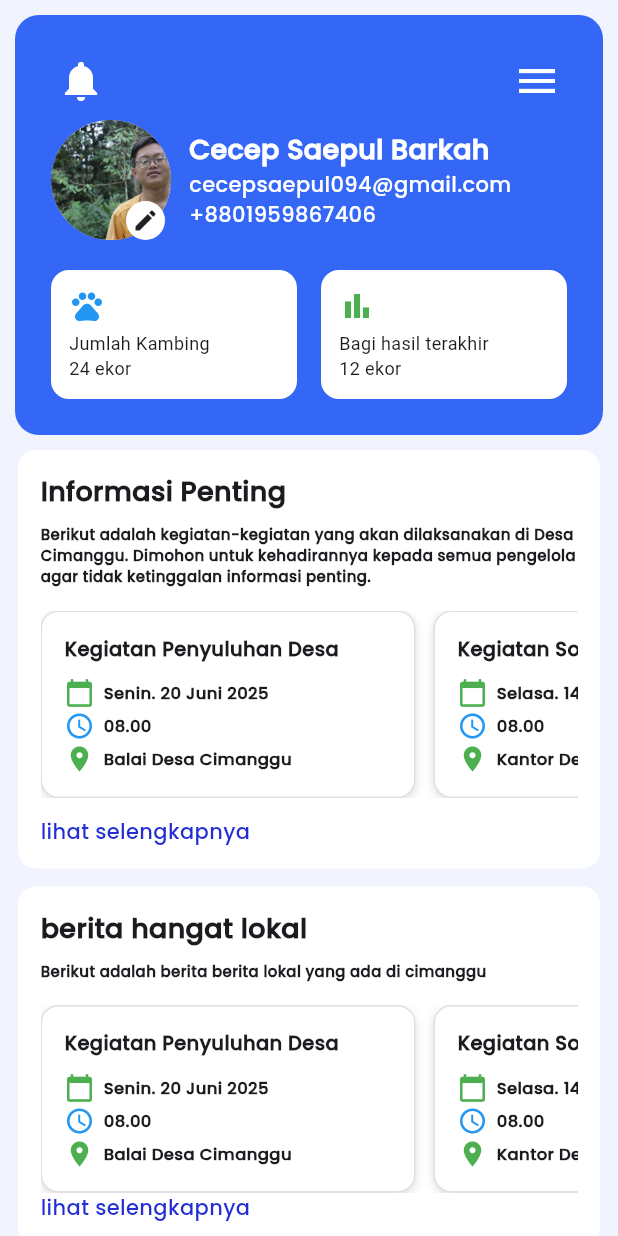
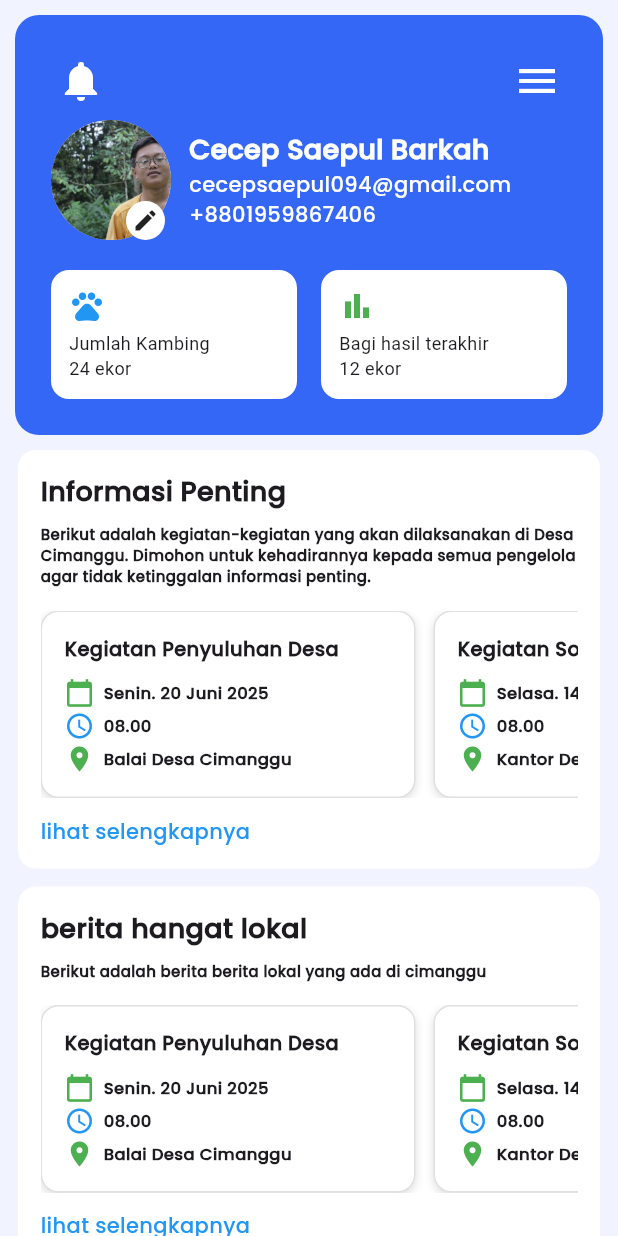
Before and after one commit to ccpsaepul094/sistem-aplikasi-amanah-bantuan-rakyat-SABAR-, a Flutter app: the HomePage screen opened directly, on a phone screen of 412 x 824 dp. Run offline on Flutter 3.47's test engine with Material 3 defaults, Android fonts, the phone set to English and light mode, and no system bars.

Commit message:
ganti warna

```diff
--- a/lib/pages/halaman_users/halaman_home.dart
+++ b/lib/pages/halaman_users/halaman_home.dart
@@ -255,8 +255,7 @@ class HomePage extends StatelessWidget {
                       Text(
                         "lihat selengkapnya ",
                         style: TextStyle(
-                            fontFamily: "poppins",
-                            color: const Color.fromARGB(255, 34, 45, 211)),
+                            fontFamily: "poppins", color: Colors.blue),
                       )
                     ],
                   ),
@@ -314,11 +313,13 @@ class HomePage extends StatelessWidget {
                           ],
                         ),
                       ),
+                      SizedBox(
+                        height: 12,
+                      ),
                       Text(
                         "lihat selengkapnya ",
                         style: TextStyle(
-                            fontFamily: "poppins",
-                            color: const Color.fromARGB(255, 34, 45, 211)),
+                            fontFamily: "poppins", color: Colors.blue),
                       )
                     ],
                   ),
```
Also changed, not shown: 29 other files.
